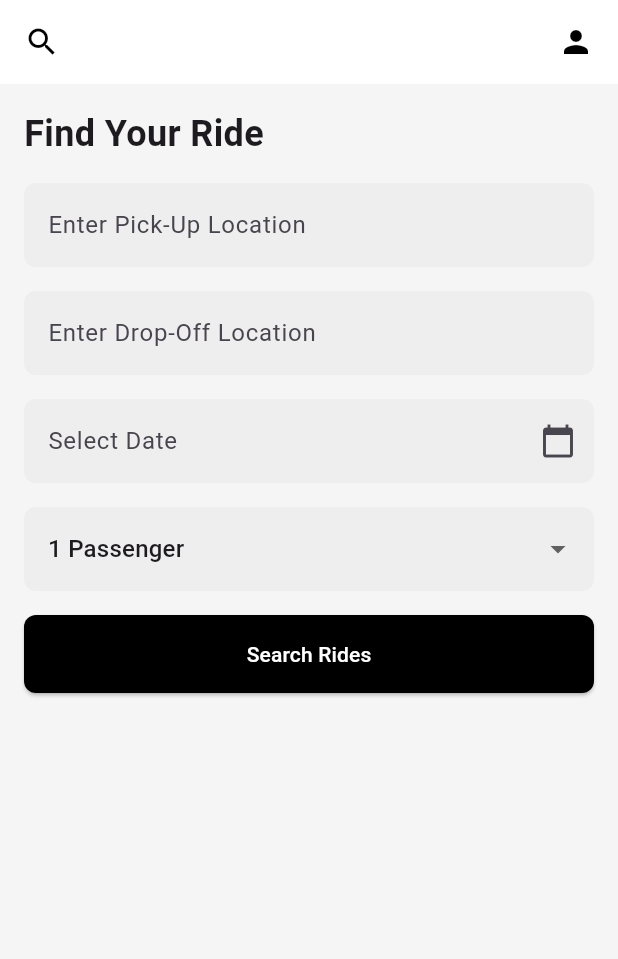
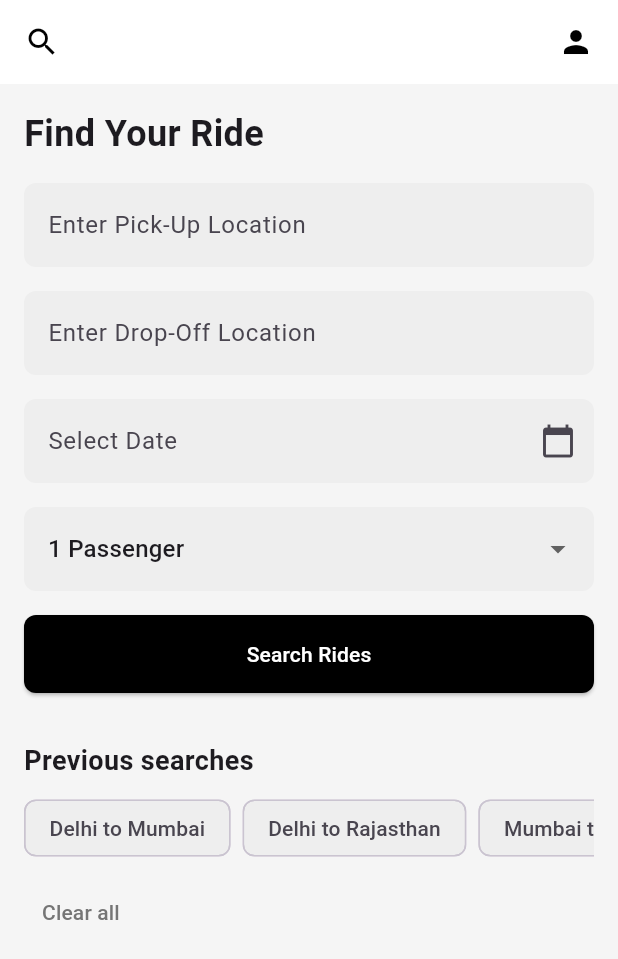
Before and after one commit to Aadhira22/CarPool, a Flutter app: the FindYourRidePage screen opened directly, on a phone screen of 412 x 824 dp. Shown: the top 959 px of the screen. Run offline on Flutter 3.47's test engine with Material 3 defaults, Android fonts, the phone set to English and light mode, and no system bars.

Commit message:
Previous Searches

```diff
--- a/easy_share_app/lib/find_your_ride_page.dart
+++ b/easy_share_app/lib/find_your_ride_page.dart
@@ -100,6 +100,41 @@ class FindYourRidePage extends StatelessWidget {
                 ),
               ),
             ),
+            SizedBox(height: 32), // Added space before previous searches
+            Text(
+              'Previous searches',
+              style: TextStyle(fontSize: 18, fontWeight: FontWeight.bold),
+            ),
+            SizedBox(height: 8),
+            SingleChildScrollView(
+              scrollDirection: Axis.horizontal,
+              child: Row(
+                children: [
+                  Chip(
+                    label: Text('Delhi to Mumbai'),
+                    backgroundColor: Colors.grey[200],
+                  ),
+                  SizedBox(width: 8),
+                  Chip(
+                    label: Text('Delhi to Rajasthan'),
+                    backgroundColor: Colors.grey[200],
+                  ),
+                  SizedBox(width: 8),
+                  Chip(
+                    label: Text('Mumbai to Uttar Pradesh'),
+                    backgroundColor: Colors.grey[200],
+                  ),
+                ],
+              ),
+            ),
+            SizedBox(height: 8),
+            TextButton(
+              onPressed: () {},
+              child: Text(
+                'Clear all',
+                style: TextStyle(color: Colors.grey[600]),
+              ),
+            ),
           ],
         ),
       ),
--- a/easy_share_app/lib/main.dart
+++ b/easy_share_app/lib/main.dart
@@ -195,6 +195,7 @@ class _MainPageState extends State<MainPage> {
         selectedItemColor: Colors.black,
         unselectedItemColor: Colors.grey,
         onTap: _onItemTapped,
+        type: BottomNavigationBarType.fixed,
       ),
     );
   }
```
